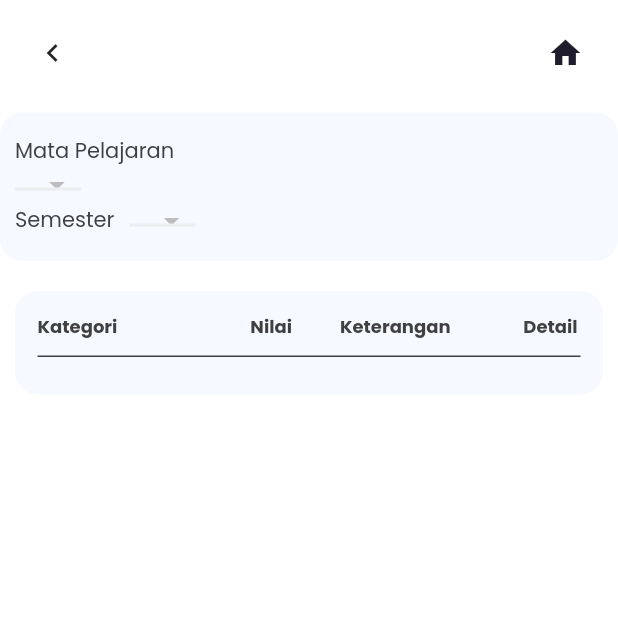
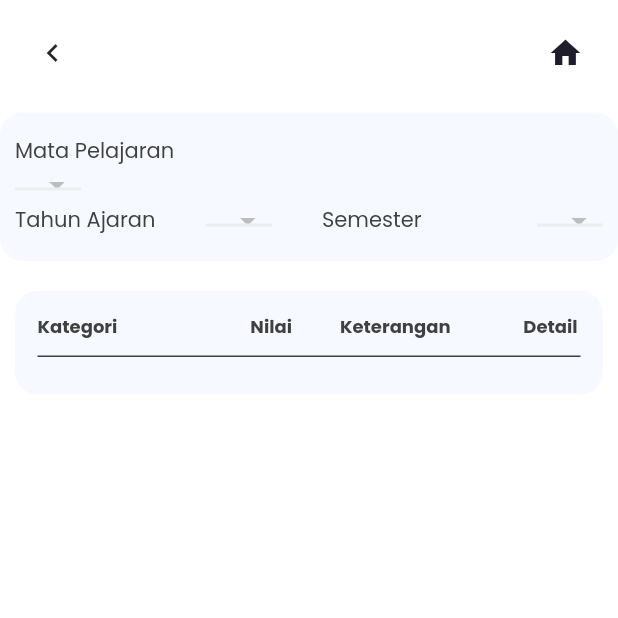
Before and after one commit to jeffriagustiar/fe_info_siswa, a Flutter app: the NilaiHarianPage screen opened directly with empty values, on a phone screen of 412 x 824 dp, the top half of it. Run offline on Flutter 3.47's test engine with Material 2 defaults, Android fonts, the phone set to English and light mode, and no system bars; our stand-ins replace carousel_slider, google_fonts; missing offline and left inert: sp_util; accounts and stored records are empty; network calls fail.

Commit message:
perbaikan nilai

```diff
--- a/lib/pages/home/nilai/nilai_harian_page.dart
+++ b/lib/pages/home/nilai/nilai_harian_page.dart
@@ -18,6 +18,8 @@ class _NilaiHarianPageState extends State<NilaiHarianPage> {
   String? _mapel2 = '1';
   String? _sem;
   String? _sem2 = '21';
+  String? _tahunAjaran;
+  String? _tahunAjaran2 = '2022/2023';
   String? token = SpUtil.getString('token');
   String? kelas = SpUtil.getInt('idkelas').toString();
 
@@ -38,12 +40,14 @@ class _NilaiHarianPageState extends State<NilaiHarianPage> {
     await Provider.of<SiswaProvider>(context, listen: false).getMapel(jenis);
   }
 
-  dataSemester() async{
-    await Provider.of<SiswaProvider>(context, listen: false).getsemester();
+  dataSemeTahun() async{
+    await Provider.of<SiswaProvider>(context, listen: false).gettahun(token!);
+    // ignore: use_build_context_synchronously
+    await Provider.of<SiswaProvider>(context, listen: false).getsemester(/*token!*/);
   }
 
   data2() async{
-    await Provider.of<SiswaProvider>(context, listen: false).getNilaiHarin(token!, _mapel2!, kelas!, _sem2!);
+    await Provider.of<SiswaProvider>(context, listen: false).getNilaiHarin(token!, _mapel2!, _tahunAjaran2!, _sem2!);
   }
 
   @override
@@ -106,7 +110,45 @@ class _NilaiHarianPageState extends State<NilaiHarianPage> {
               ),
 
               Row(
+                mainAxisAlignment: MainAxisAlignment.spaceBetween,
                 children: [
+                  Text(
+              "Tahun Ajaran",
+              style: blackTextStyle,
+            ),
+            ButtonTheme(
+                alignedDropdown: true,
+                child: FutureBuilder(
+                  future: dataSemeTahun(),
+                  builder: (context, snapshot) {
+                    return DropdownButton(
+                      style: TextStyle(
+                        color: blackColor
+                      ),
+                      borderRadius: BorderRadius.circular(15),
+                      focusColor: blackColor,
+                      underline: Container(
+                        height: 2,
+                        color: backgroundColor6,
+                      ),
+                      value: _tahunAjaran,
+                      onChanged: (newValue) {
+                          setState(() {
+                            _tahunAjaran = newValue;
+                            _tahunAjaran2 = newValue;
+                          });
+                        },
+                      items: siswaProvider.tahun.map((location) {
+                          return DropdownMenuItem(
+                            // ignore: unnecessary_new, sort_child_properties_last
+                            child: new Text(location.tahun.toString(),),
+                            value: location.tahun.toString(),
+                          );
+                        }).toList()
+                    );
+                  }
+                )
+              ),
                   Text(
                     "Semester",
                     style: blackTextStyle,
@@ -115,7 +157,7 @@ class _NilaiHarianPageState extends State<NilaiHarianPage> {
                   ButtonTheme(
                     alignedDropdown: true,
                     child: FutureBuilder(
-                      future: dataSemester(),
+                      future: dataSemeTahun(),
                       builder: (context, snapshot) {
                         return DropdownButton(
                           style: TextStyle(
```
Also changed, not shown: lib/pages/home/nilai/nilai_umum_page.dart (+46 -24 lines), lib/provider/siswa_provider.dart (+7 -7 lines), lib/services/auth_service.dart (+9 -0 lines), lib/services/siswa_service.dart (+11 -4 lines).
